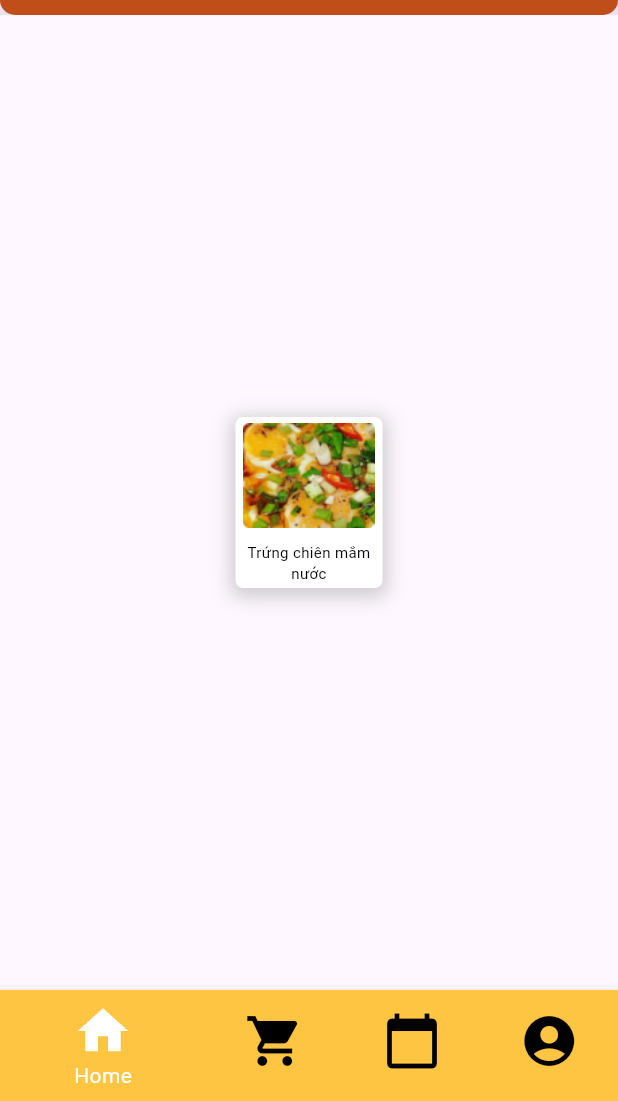
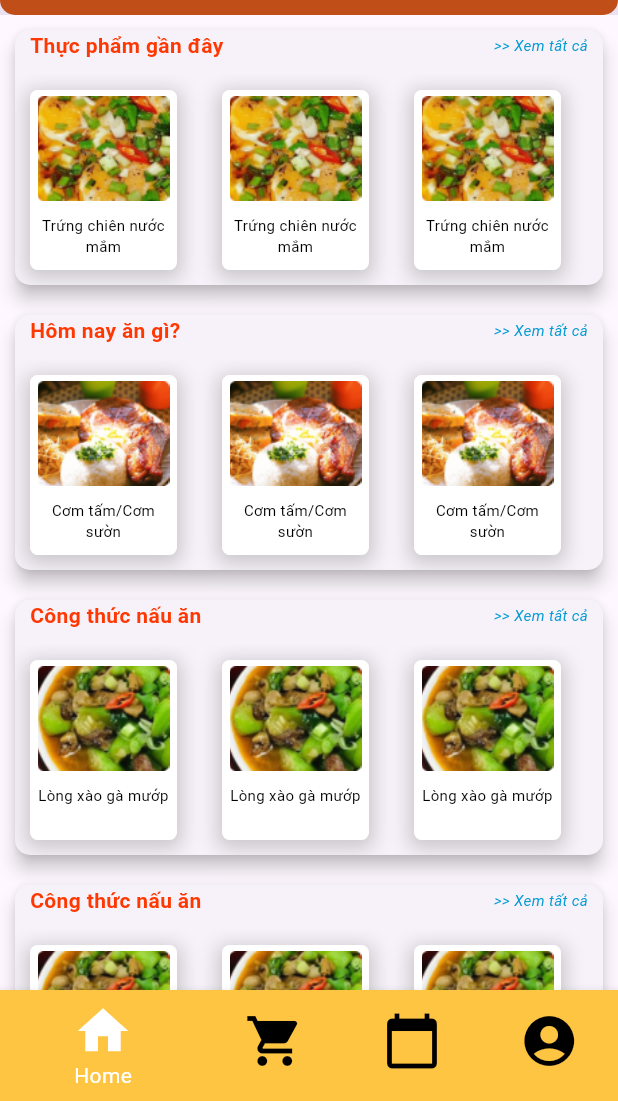
Before and after one commit to Kas2k3/Foody_Market, a Flutter app: the RootScreen screen opened directly, on a phone screen of 412 x 824 dp, the part 135-1236 px from its top. Run offline on Flutter 3.47's test engine with Material 3 defaults, Android fonts, the phone set to English and light mode, and no system bars.

Commit message:
list items

```diff
--- a/food_market_ui/lib/screens/HomeScreen.dart
+++ b/food_market_ui/lib/screens/HomeScreen.dart
@@ -1,5 +1,5 @@
 import 'package:flutter/material.dart';
-
+import 'package:food_market_ui/widgets/CardList.dart';
 import '../widgets/CardItem.dart';
 
 class HomeScreen extends StatefulWidget {
@@ -12,8 +12,59 @@ class HomeScreen extends StatefulWidget {
 class _HomeScreenState extends State<HomeScreen> {
   @override
   Widget build(BuildContext context) {
-    return const Center(
-      child: CardItem(imagePath: 'assets/images/fried_eggs.png', titleName: "Trứng chiên mắm nước"),
+    return const SingleChildScrollView( // Bọc toàn bộ nội dung trong SingleChildScrollView để có thể kéo xuống
+      child: Column(
+        children: [
+          Center(
+            child: HorizontalCardList(
+              title: 'Thực phẩm gần đây',
+              cardItems: const [
+                CardItem(imagePath: 'assets/images/fried_eggs.png', titleName: 'Trứng chiên nước mắm'),
+                CardItem(imagePath: 'assets/images/fried_eggs.png', titleName: 'Trứng chiên nước mắm'),
+                CardItem(imagePath: 'assets/images/fried_eggs.png', titleName: 'Trứng chiên nước mắm'),
+                CardItem(imagePath: 'assets/images/fried_eggs.png', titleName: 'Trứng chiên nước mắm'),
+                CardItem(imagePath: 'assets/images/fried_eggs.png', titleName: 'Trứng chiên nước mắm'),
+              ],
+            ),
+          ),
+          Center(
+            child: HorizontalCardList(
+              title: 'Hôm nay ăn gì?',
+              cardItems: const [
+                CardItem(imagePath: 'assets/images/meat.png', titleName: 'Cơm tấm/Cơm sườn'),
+                CardItem(imagePath: 'assets/images/meat.png', titleName: 'Cơm tấm/Cơm sườn'),
+                CardItem(imagePath: 'assets/images/meat.png', titleName: 'Cơm tấm/Cơm sườn'),
+                CardItem(imagePath: 'assets/images/meat.png', titleName: 'Cơm tấm/Cơm sườn'),
+                CardItem(imagePath: 'assets/images/meat.png', titleName: 'Cơm tấm/Cơm sườn'),
+              ],
+            ),
+          ),
+          Center(
+            child: HorizontalCardList(
+              title: 'Công thức nấu ăn',
+              cardItems: const [
+                CardItem(imagePath: 'assets/images/onion.png', titleName: 'Lòng xào gà mướp'),
+                CardItem(imagePath: 'assets/images/onion.png', titleName: 'Lòng xào gà mướp'),
+                CardItem(imagePath: 'assets/images/onion.png', titleName: 'Lòng xào gà mướp'),
+                CardItem(imagePath: 'assets/images/onion.png', titleName: 'Lòng xào gà mướp'),
+                CardItem(imagePath: 'assets/images/onion.png', titleName: 'Lòng xào gà mướp'),
+              ],
+            ),
+          ),
+          Center(
+            child: HorizontalCardList(
+              title: 'Công thức nấu ăn',
+              cardItems: const [
+                CardItem(imagePath: 'assets/images/onion.png', titleName: 'Lòng xào gà mướp'),
+                CardItem(imagePath: 'assets/images/onion.png', titleName: 'Lòng xào gà mướp'),
+                CardItem(imagePath: 'assets/images/onion.png', titleName: 'Lòng xào gà mướp'),
+                CardItem(imagePath: 'assets/images/onion.png', titleName: 'Lòng xào gà mướp'),
+                CardItem(imagePath: 'assets/images/onion.png', titleName: 'Lòng xào gà mướp'),
+              ],
+            ),
+          ),
+        ],
+      ),
     );
   }
 }
--- a/food_market_ui/lib/widgets/CardItem.dart
+++ b/food_market_ui/lib/widgets/CardItem.dart
@@ -27,6 +27,7 @@ class CardItem extends StatelessWidget {
       child: Padding(
         padding: const EdgeInsets.symmetric(horizontal: 5),
         child: Column(
+          mainAxisSize: MainAxisSize.min,
          children: [
             Image.asset(
               imagePath,
--- /dev/null
+++ b/food_market_ui/lib/widgets/CardList.dart
@@ -0,0 +1,72 @@
+import 'package:flutter/material.dart';
+import 'package:food_market_ui/widgets/CardItem.dart';
+
+class HorizontalCardList extends StatelessWidget {
+  final String title; // Tiêu đề của phần danh sách
+  final List<CardItem> cardItems; // Danh sách các CardItem
+
+  // Constructor nhận vào tiêu đề và danh sách CardItem
+  const HorizontalCardList({
+    super.key,
+    required this.title,
+    required this.cardItems,
+  });
+
+  @override
+  Widget build(BuildContext context) {
+    return Card( // Sử dụng Card để tạo hiệu ứng đổ bóng cho cả khối
+      elevation: 5, // Đặt độ cao của bóng
+      shape: RoundedRectangleBorder(
+        borderRadius: BorderRadius.circular(10), // Tạo góc bo tròn cho Card
+      ),
+      margin: const EdgeInsets.all(10), // Khoảng cách bên ngoài của Card
+      child: Column(
+        crossAxisAlignment: CrossAxisAlignment.start,
+        children: [
+          Padding(
+            padding: const EdgeInsets.symmetric(horizontal: 10),
+            child: Row(
+              mainAxisAlignment: MainAxisAlignment.spaceBetween,
+              children: [
+                Text(
+                  title,
+                  style:const TextStyle(
+                    fontFamily: 'Roboto',
+                    fontSize: 14,
+                    fontWeight: FontWeight.bold,
+                    color: Color(0xFFFF3700),
+                  ),
+                ),
+                const Text(
+                  '>> Xem tất cả',
+                  style: TextStyle(
+                    fontSize: 10,
+                    fontFamily: 'Roboto',
+                    fontStyle: FontStyle.italic,
+                    color: Color(0xFF029BD3),
+                  ),
+                ),
+              ],
+            ),
+          ),
+          const SizedBox(height: 10),
+          SizedBox(
+            height: 140,
+            child: ListView.separated(
+              scrollDirection: Axis.horizontal,
+              padding: const EdgeInsets.symmetric(horizontal: 10), // Khoảng cách ở đầu và cuối danh sách
+              itemCount: cardItems.length,
+              itemBuilder: (context, index) {
+                return Padding(
+                  padding: const EdgeInsets.only(top: 10, bottom: 10), // Thêm khoảng cách trên và dưới của mỗi card
+                  child: cardItems[index],
+                );
+              },
+              separatorBuilder: (context, index) => const SizedBox(width: 30), // Khoảng cách giữa các `CardItem`
+            ),
+          ),
+        ],
+      ),
+    );
+  }
+}
```
